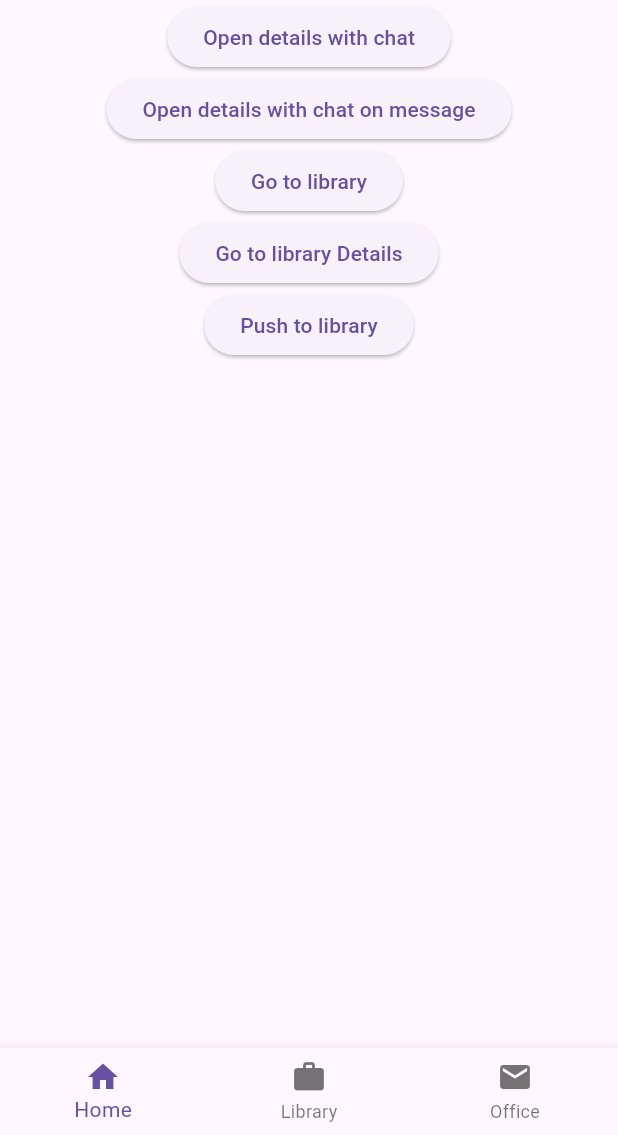
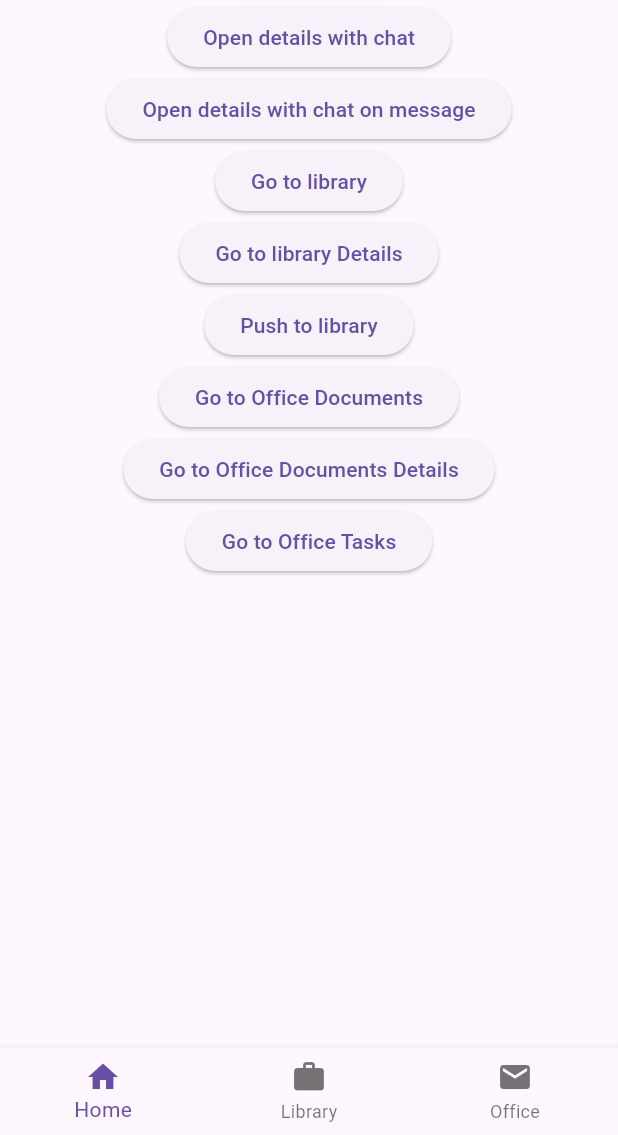
Before and after one commit to ike20013/nav_experimental, a Flutter app: the screen it shows after launch, on a phone screen of 412 x 824 dp, the part 101-1236 px from its top. Run offline on Flutter 3.47's test engine with Material 3 defaults, Android fonts, the light colour scheme and no system bars; our stand-ins replace go_router.

Commit message:
Добавил возможность перехода сразу к табам через го

```diff
--- a/lib/screens/home_screen.dart
+++ b/lib/screens/home_screen.dart
@@ -33,26 +33,41 @@ class HomeScreen extends StatelessWidget {
                   ),
                   child: const Text('Open details with chat on message'),
                 ),
-
                 ElevatedButton(
                   onPressed: () => context.goNamed(
                     'library',
                   ),
                   child: const Text('Go to library'),
                 ),
-
                 ElevatedButton(
                   onPressed: () => context.goNamed(
                     'library_details',
                   ),
                   child: const Text('Go to library Details'),
                 ),
-
                 ElevatedButton(
                   onPressed: () => context.pushNamed(
                     'library',
                   ),
                   child: const Text('Push to library'),
+                ),
+                ElevatedButton(
+                  onPressed: () => context.go(
+                    '/office/documents',
+                  ),
+                  child: const Text('Go to Office Documents'),
+                ),
+                ElevatedButton(
+                  onPressed: () => context.goNamed(
+                    'documents_details',
+                  ),
+                  child: const Text('Go to Office Documents Details'),
+                ),
+                ElevatedButton(
+                  onPressed: () => context.goNamed(
+                    'tasks',
+                  ),
+                  child: const Text('Go to Office Tasks'),
                 ),
               ],
             ),
--- a/lib/screens/office/office_page.dart
+++ b/lib/screens/office/office_page.dart
@@ -19,6 +19,9 @@ class OfficePage extends StatelessWidget {
       child: Builder(
         builder: (context) {
           final tabController = DefaultTabController.of(context);
+
+          tabController.index = officeNavigationShell.currentIndex;
+
           tabController.addListener(() {
             if (tabController.indexIsChanging) {
               officeNavigationShell.goBranch(
@@ -33,6 +36,7 @@ class OfficePage extends StatelessWidget {
             appBar: AppBar(
               automaticallyImplyLeading: false,
               bottom: TabBar(
+                controller: tabController,
                 tabs: [
                   Icon(Icons.abc),
                   Icon(Icons.ac_unit),
```
Lines whose indentation alone changed are shown as unchanged.
